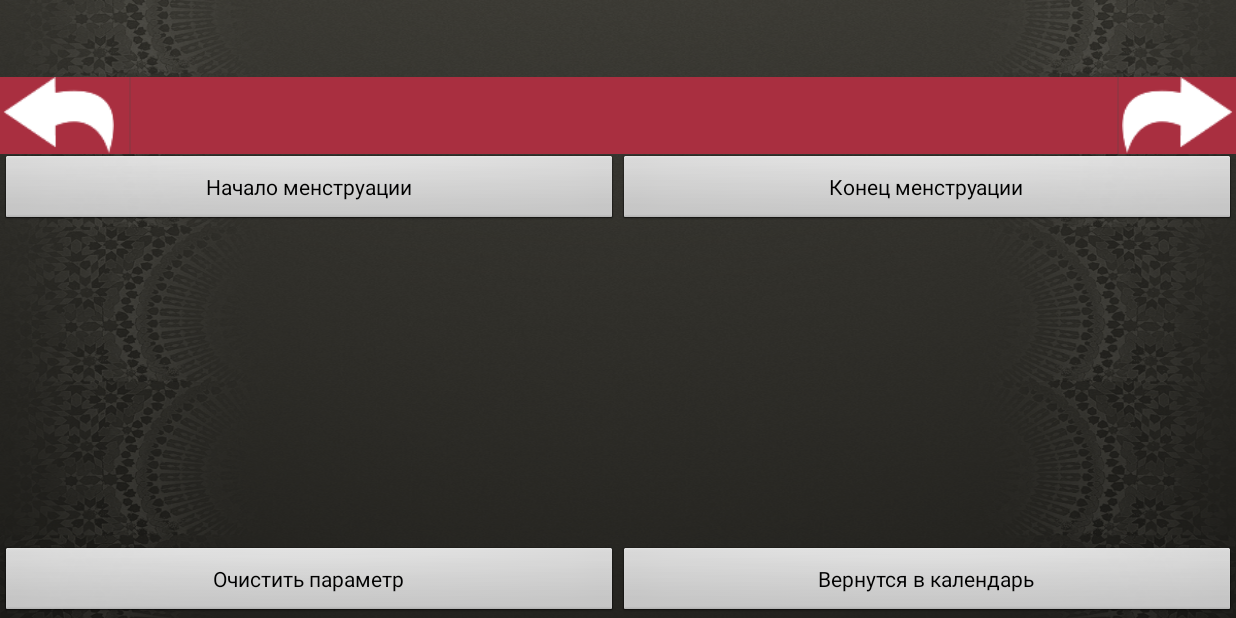
After one commit to turbo-lover/menst, an Android app: the DayParamActivity screen opened directly, with no data from a screen before it, on a phone screen of 824 x 412 dp (held sideways). The commit adds this screen. Run offline under Robolectric (Android 15) with nearby library versions, the phone set to English and light mode, and no system bars.

Commit message:
Added Day param

```diff
--- a/Menst_verstka/src/main/AndroidManifest.xml
+++ b/Menst_verstka/src/main/AndroidManifest.xml
@@ -25,7 +25,8 @@
             android:screenOrientation="landscape"
             ></activity>
 
-
+        <activity android:name=".activity.DayParamActivity"
+            android:screenOrientation="landscape" ></activity>
         <activity
                 android:name=".activity.SymptomActivity"
                 android:screenOrientation="landscape" >
--- a/Menst_verstka/src/main/java/com/menst_verstka/activity/CalendarActivity.java
+++ b/Menst_verstka/src/main/java/com/menst_verstka/activity/CalendarActivity.java
@@ -1,6 +1,7 @@
 package com.menst_verstka.activity;
 
 import android.app.Activity;
+import android.content.Intent;
 import android.os.Bundle;
 import android.view.View;
 import android.view.ViewGroup;
@@ -36,4 +37,8 @@ public class CalendarActivity extends frameActivity implements View.OnClickListe
         SetHeaderText(getString(R.string.calendar_title));
         content.addView(cmpCalendar);
     }
+
+    public void onActivityResult(int requestCode, int resultCode, Intent data) {
+
+    }
 }
--- /dev/null
+++ b/Menst_verstka/src/main/java/com/menst_verstka/activity/DayParamActivity.java
@@ -0,0 +1,24 @@
+package com.menst_verstka.activity;
+
+import com.menst_verstka.R;
+import com.menst_verstka.composite.compositeDayParams;
+import com.menst_verstka.utils.frameActivity;
+
+/**
+ * Created by Alexander on 30.08.13.
+ */
+public class DayParamActivity extends frameActivity {
+    private compositeDayParams dayParams;
+
+    @Override
+    protected void InitializeComponent() {
+        super.InitializeComponent();
+        dayParams = new compositeDayParams(this);
+    }
+    @Override
+    protected void SetCompositeElements() {
+        HideHeaderSetting();
+        SetNavBar("",R.drawable.arrow_left,R.drawable.arrow_right);
+        content.addView(dayParams);
+    }
+}
--- a/Menst_verstka/src/main/java/com/menst_verstka/activity/LauncherActivity.java
+++ b/Menst_verstka/src/main/java/com/menst_verstka/activity/LauncherActivity.java
@@ -11,7 +11,7 @@ public class LauncherActivity extends SettingsActivity  {
 
     @Override
     protected void onCreate(Bundle savedInstanceState) {
-        //CheckParams();
+        CheckParams();
         super.onCreate(savedInstanceState);
     }
 
--- /dev/null
+++ b/Menst_verstka/src/main/java/com/menst_verstka/composite/compositeDayParams.java
@@ -0,0 +1,53 @@
+package com.menst_verstka.composite;
+
+import android.app.Activity;
+import android.content.Context;
+import android.content.Intent;
+import android.view.LayoutInflater;
+import android.view.View;
+import android.widget.Button;
+import android.widget.RelativeLayout;
+
+import com.menst_verstka.R;
+
+/**
+ * Created by Alexander on 30.08.13.
+ */
+public class compositeDayParams extends RelativeLayout implements View.OnClickListener {
+    private Button menstruation_start,menstruation_end,clear_params,go_back;
+    private Context pContext;
+
+    public compositeDayParams(Context context) {
+        super(context);
+        InitializeComponent(context);
+        SetEventListeners();
+    }
+
+    private void SetEventListeners() {
+        menstruation_start.setOnClickListener(this);
+        menstruation_end.setOnClickListener(this);
+        clear_params.setOnClickListener(this);
+        go_back.setOnClickListener(this);
+    }
+
+    private void InitializeComponent(Context pContext) {
+        LayoutInflater inflater = (LayoutInflater) getContext().getSystemService(Context.LAYOUT_INFLATER_SERVICE);
+        inflater.inflate(R.layout.composite_day_params, this);
+        this.pContext = pContext;
+        menstruation_start = (Button) findViewById(R.id.menstruation_start);
+        menstruation_end = (Button) findViewById(R.id.menstruation_end);
+        clear_params = (Button) findViewById(R.id.delete_param);
+        go_back = (Button) findViewById(R.id.back_to_calendar);
+    }
+
+    @Override
+    public void onClick(View view) {
+        switch (view.getId()) {
+            case R.id.back_to_calendar:
+          //      Intent i = new   SET DATA TO PASS ONACTIVITYRESLUT
+                ((Activity) pContext).setResult(Activity.RESULT_CANCELED);
+                ((Activity) pContext).finish();
+                break;
+        }
+    }
+}
--- a/Menst_verstka/src/main/java/com/menst_verstka/composite/compositeSettings.java
+++ b/Menst_verstka/src/main/java/com/menst_verstka/composite/compositeSettings.java
@@ -1,5 +1,6 @@
 package com.menst_verstka.composite;
 
+import android.app.Activity;
 import android.content.Context;
 import android.content.Intent;
 import android.util.AttributeSet;
@@ -60,9 +61,9 @@ public class compositeSettings extends RelativeLayout implements View.OnClickLis
     private void GoToCalendar() {
         Intent i = new Intent(pContext,CalendarActivity.class);
         if(pContext.getClass().equals(LauncherActivity.class)) {
-            i.setFlags(Intent.FLAG_ACTIVITY_CLEAR_TOP);
+            pContext.startActivity(i);
         }
-        pContext.startActivity(i);
+        ((Activity)pContext).finish();
     }
 
     private void SetCompositeElements() {
--- a/Menst_verstka/src/main/java/com/menst_verstka/utils/frameActivity.java
+++ b/Menst_verstka/src/main/java/com/menst_verstka/utils/frameActivity.java
@@ -73,7 +73,7 @@ public class frameActivity extends Activity implements View.OnClickListener{
     @Override
     public void onClick(View view) {
         if(view.getId() == R.id.header_setting_img) {
-            startActivity(new Intent(this,SettingsActivity.class));
+            startActivityForResult(new Intent(this,SettingsActivity.class),1);
         }
     }
 }
--- a/Menst_verstka/src/main/java/com/menst_verstka/utils/navigate.java
+++ b/Menst_verstka/src/main/java/com/menst_verstka/utils/navigate.java
@@ -31,9 +31,9 @@ public class navigate extends LinearLayout {
     private void Initialize_Component() {
         LayoutInflater inflater = (LayoutInflater) getContext().getSystemService(Context.LAYOUT_INFLATER_SERVICE);
         inflater.inflate(R.layout.navigate, this); //TODO set layout, what you want, to inflate;
-
+/*
         left = findViewById(R.id.navigate_left_arrow);
         right = findViewById(R.id.navigate_right_arrow);
-        date = (TextView) findViewById(R.id.navigate_Date);
+        date = (TextView) findViewById(R.id.navigate_Date);*/
     }
 }
--- /dev/null
+++ b/Menst_verstka/src/main/res/layout-land/composite_day_params.xml
@@ -0,0 +1,46 @@
+<?xml version="1.0" encoding="utf-8"?>
+
+<RelativeLayout
+    xmlns:android="http://schemas.android.com/apk/res/android"
+    android:layout_width="match_parent"
+    android:layout_height="match_parent">
+
+    <LinearLayout
+        android:layout_alignParentTop="true"
+        android:layout_width="match_parent"
+        android:layout_height="wrap_content"
+        >
+        <Button
+            android:id="@+id/menstruation_start"
+            android:text="@string/menstruation_start"
+            android:layout_weight="1"
+            android:layout_width="@dimen/null_dp"
+            android:layout_height="wrap_content"/>
+        <Button
+            android:id="@+id/menstruation_end"
+            android:text="@string/menstruation_end"
+            android:layout_weight="1"
+            android:layout_width="@dimen/null_dp"
+            android:layout_height="wrap_content"/>
+
+        </LinearLayout>
+
+    <LinearLayout
+        android:layout_alignParentBottom="true"
+        android:layout_width="match_parent"
+        android:layout_height="wrap_content"
+        >
+        <Button
+            android:id="@+id/delete_param"
+            android:text="@string/delete_param"
+            android:layout_weight="1"
+            android:layout_width="@dimen/null_dp"
+            android:layout_height="wrap_content"/>
+        <Button
+            android:id="@+id/back_to_calendar"
+            android:text="@string/back_to_calendar"
+            android:layout_weight="1"
+            android:layout_width="@dimen/null_dp"
+            android:layout_height="wrap_content"/>
+        </LinearLayout>
+</RelativeLayout>
--- a/Menst_verstka/src/main/res/layout-land/frame_activity.xml
+++ b/Menst_verstka/src/main/res/layout-land/frame_activity.xml
@@ -9,9 +9,10 @@
     android:paddingTop="@dimen/null_dp"
     android:background="@drawable/background">
     <RelativeLayout
+        android:layout_weight="1"
         android:id="@+id/header"
         android:layout_width="match_parent"
-        android:layout_height="wrap_content"
+        android:layout_height="@dimen/null_dp"
         android:paddingBottom="6dp"
         >
         <TextView
@@ -32,9 +33,11 @@
             />
         </RelativeLayout>
     <RelativeLayout
+        android:layout_weight="1"
         android:id="@+id/nav_bar"
         android:layout_width="match_parent"
-        android:layout_height="wrap_content"
+        android:layout_height="@dimen/null_dp"
+        android:background="@color/pink"
         >
         <ImageView
             android:id="@+id/nav_bar_back_btn"
@@ -65,10 +68,11 @@
             />
         </RelativeLayout>
     <LinearLayout
+        android:layout_weight="6"
         android:orientation="horizontal"
         android:id="@+id/container"
         android:layout_width="match_parent"
-        android:layout_height="match_parent"
+        android:layout_height="@dimen/null_dp"
         />
 
 </LinearLayout>
--- a/Menst_verstka/src/main/res/values/strings.xml
+++ b/Menst_verstka/src/main/res/values/strings.xml
@@ -21,6 +21,10 @@
     <string name="calendar_title">Календарь менструации - Sister</string>
     <string name="main_header_text">  Добро пожаловать в <b>«Календарь менструации - Sister»!</b> \n Для дальнейшей работы, пожалуйста, выполните первоначальную настройку.</string>
     <string name="save_settings">Сохранить настройки</string>
+    <string name="menstruation_start">Начало менструации</string>
+    <string name="menstruation_end">Конец менструации</string>
+    <string name="delete_param">Очистить параметр</string>
+    <string name="back_to_calendar">Вернутся в календарь</string>
     <!-- Вот такой вот массивчик для перевода приложения
         Используется
     -->
--- a/Menst_verstka/src/main/res/values/styles.xml
+++ b/Menst_verstka/src/main/res/values/styles.xml
@@ -19,7 +19,7 @@
     </style>
     <style name="Divider">
         <item name="android:layout_width">1dp</item>
-        <item name="android:layout_height">wrap_content</item>
+        <item name="android:layout_height">match_parent</item>
         <item name="android:background">@color/borderColor</item>
     </style>
     <style name="NavigationDivider">
```
Also changed, not shown: Menst_verstka/src/main/java/com/menst_verstka/composite/calendarItem.java (+7 -12 lines), Menst_verstka/src/main/java/com/menst_verstka/composite/month.java (+10 -1 lines).
